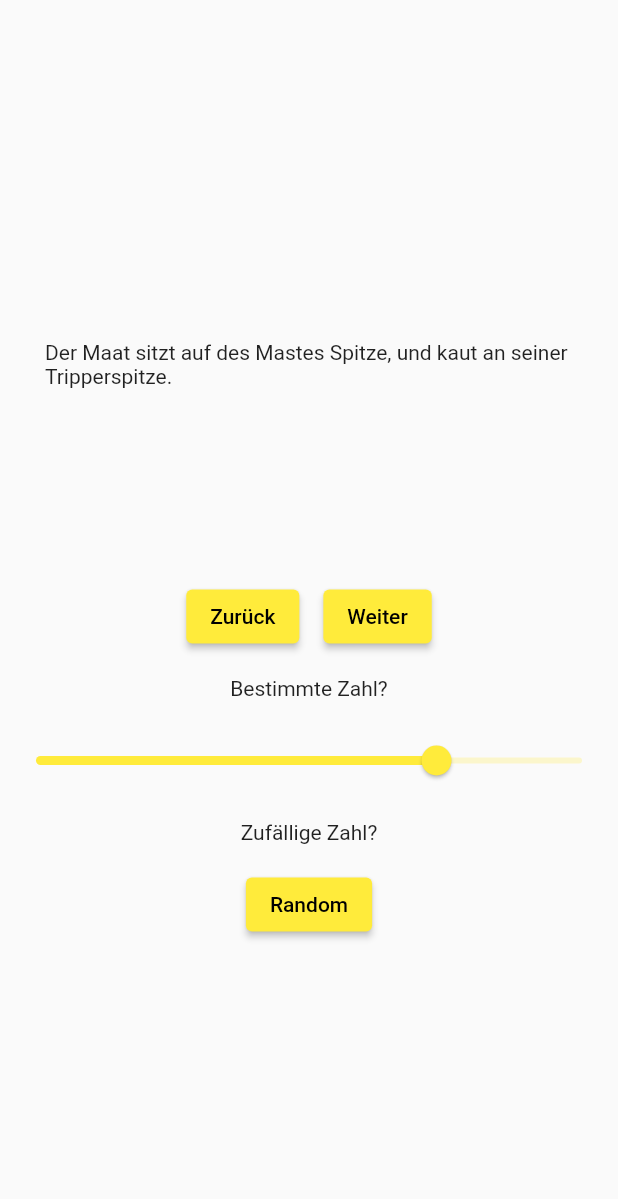
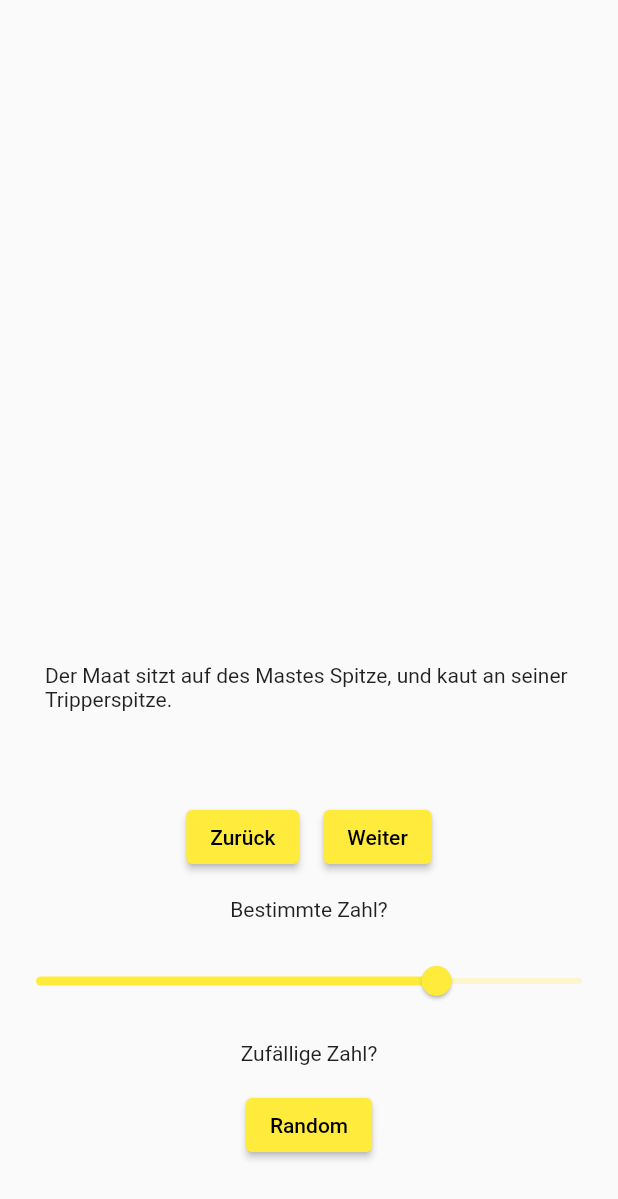
Before and after one commit to Leptopoda/bierverkostung, a Flutter app: the Trinksprueche widget shown alone on an empty page, opened directly, after a tap on "Zurück", after a tap on "Weiter", on a phone screen of 412 x 824 dp. Shown: the top 1199 px of the screen. Run offline on Flutter 3.47's test engine with Material 2 defaults, Android fonts, the phone set to English and light mode, and no system bars.

Commit message:
rework trinksprueche

```diff
--- a/lib/trinksprueche/trinksprueche.dart
+++ b/lib/trinksprueche/trinksprueche.dart
@@ -82,15 +82,15 @@ class _TrinkspruecheState extends State<Trinksprueche> {
     'Votzensaft am Nasenbein, zeugt von einen geilen Schwein.',
   ];
 
-  int _index = 1;
+  static int _index = 1;
 
-  randomIndex() {
+  void randomIndex() {
     setState(() {
       _index = Random().nextInt(_sprueche.length) + 1;
     });
   }
 
-  lastIndex() {
+  void lastIndex() {
     if (_index > 1) {
       setState(() {
         _index--;
@@ -98,7 +98,7 @@ class _TrinkspruecheState extends State<Trinksprueche> {
     }
   }
 
-  nextIndex() {
+  void nextIndex() {
     if (_index < _sprueche.length) {
       setState(() {
         _index++;
@@ -116,31 +116,23 @@ class _TrinkspruecheState extends State<Trinksprueche> {
 
   Widget buttons() => Center(
         child: Column(
-          mainAxisAlignment: MainAxisAlignment.center,
+          mainAxisAlignment: MainAxisAlignment.end,
           children: [
             Container(
               margin: EdgeInsets.all(30.0),
-              constraints: BoxConstraints(minHeight: 100),
+              // constraints: BoxConstraints(minHeight: 100),
               child: Text(_sprueche[_index - 1]),
             ),
             const SizedBox(height: 30),
             Row(mainAxisAlignment: MainAxisAlignment.center, children: [
               ElevatedButton(
-                /* style: ElevatedButton.styleFrom(
-                  onPrimary: Colors.black, // foreground
-                ),*/
                 child: Text('Zurück'),
                 onPressed: () => lastIndex(),
-                // onLongPress: () => print(_index),
               ),
               const SizedBox(width: 16),
               ElevatedButton(
-                /* style: ElevatedButton.styleFrom(
-                  onPrimary: Colors.black, // foreground
-                ),*/
                 child: Text('Weiter'),
                 onPressed: () => nextIndex(),
-                // onLongPress: () => print('Long Press!'),
               ),
             ]),
             const SizedBox(height: 16),
@@ -150,7 +142,6 @@ class _TrinkspruecheState extends State<Trinksprueche> {
               value: _index.toDouble(),
               min: 1,
               max: _sprueche.length.toDouble(),
-              // activeColor: Colors.yellow,
               onChanged: (double value) {
                 setState(() => _index = value.round());
               },
@@ -161,13 +152,10 @@ class _TrinkspruecheState extends State<Trinksprueche> {
             Text('Zufällige Zahl?'),
             const SizedBox(height: 16),
             ElevatedButton(
-              /* style: ElevatedButton.styleFrom(
-                  onPrimary: Colors.black, // foreground
-                ),*/
               child: Text('Random'),
               onPressed: () => randomIndex(),
-              // onLongPress: () => print('Long Press!'),
             ),
+            const SizedBox(height: 50),
           ],
         ),
       );
```
